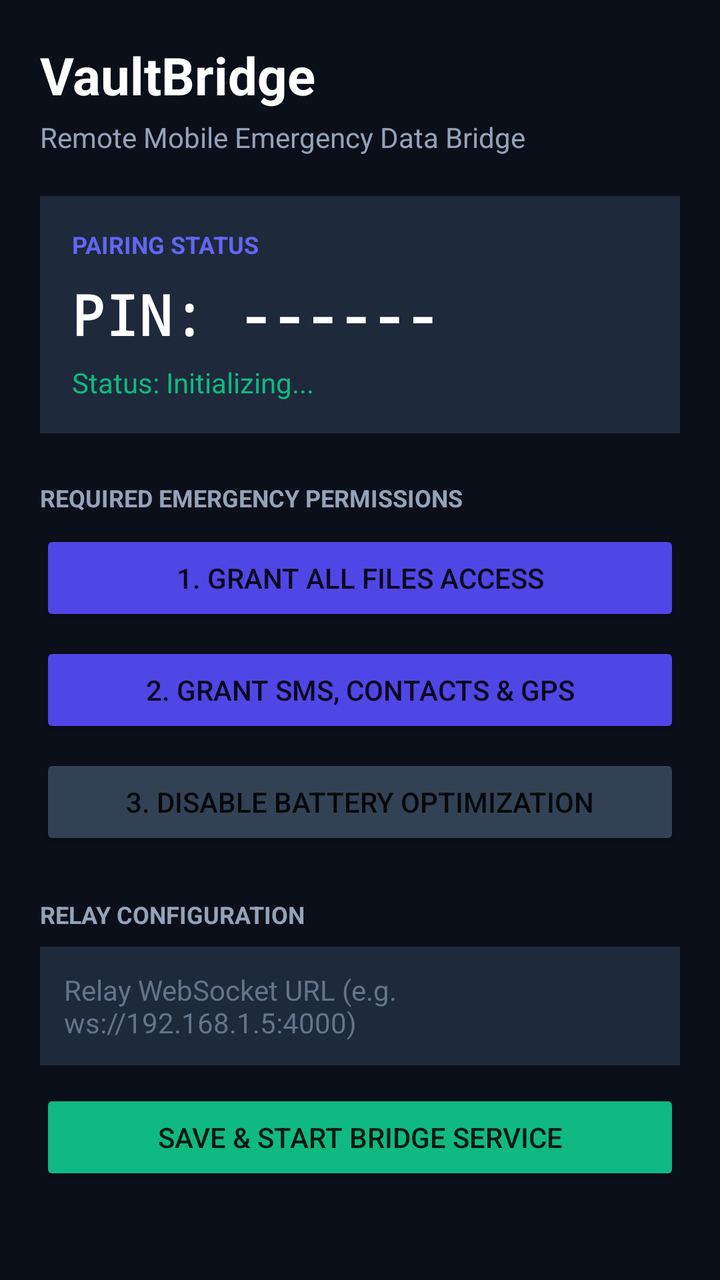
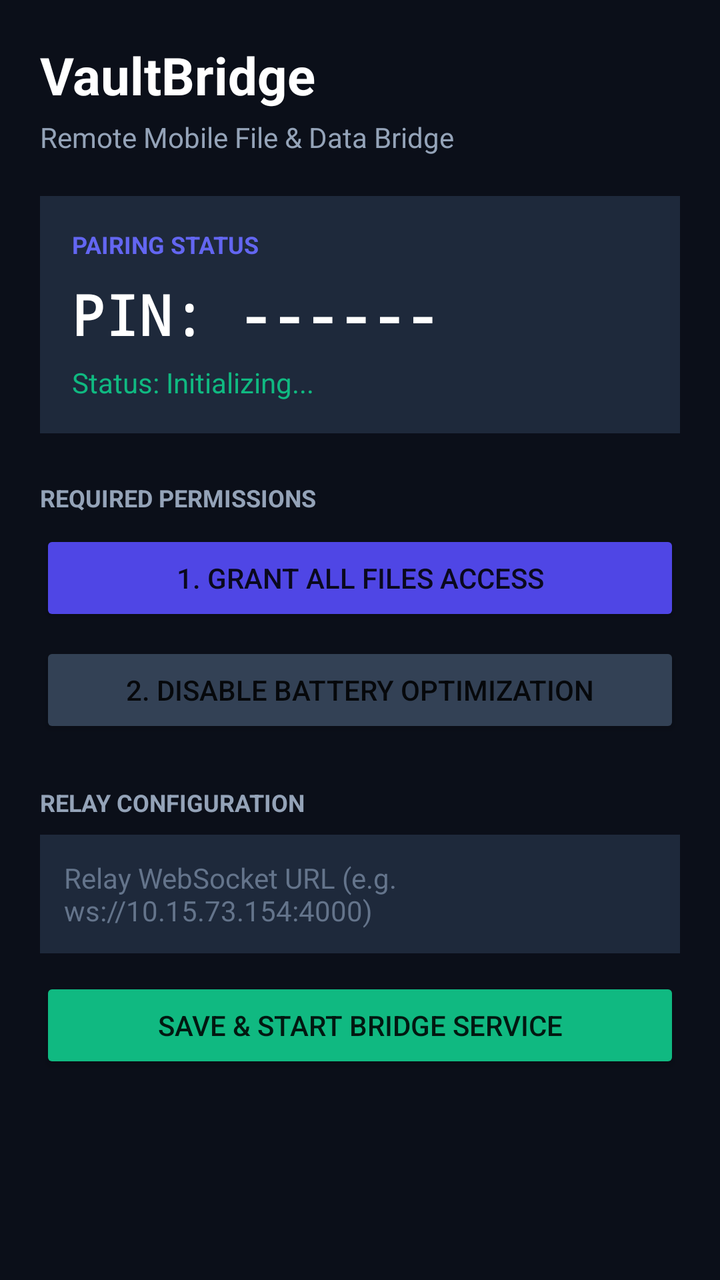

Compare the two renders of this Android layout. The source of the first and the diff that turns it into the second are given below.
<!-- AndroidManifest.xml: application theme Theme.VaultBridge -->
<!-- res/layout/activity_main.xml -->
<?xml version="1.0" encoding="utf-8"?>
<ScrollView xmlns:android="http://schemas.android.com/apk/res/android"
    android:layout_width="match_parent"
    android:layout_height="match_parent"
    android:background="#0B0F19"
    android:padding="20dp">

    <LinearLayout
        android:layout_width="match_parent"
        android:layout_height="wrap_content"
        android:orientation="vertical">

        
        <TextView
            android:layout_width="wrap_content"
            android:layout_height="wrap_content"
            android:text="VaultBridge"
            android:textColor="#FFFFFF"
            android:textSize="26sp"
            android:textStyle="bold" />

        <TextView
            android:layout_width="wrap_content"
            android:layout_height="wrap_content"
            android:layout_marginTop="4dp"
            android:text="Remote Mobile Emergency Data Bridge"
            android:textColor="#94A3B8"
            android:textSize="14sp" />

        
        <LinearLayout
            android:layout_width="match_parent"
            android:layout_height="wrap_content"
            android:layout_marginTop="20dp"
            android:background="#1E293B"
            android:orientation="vertical"
            android:padding="16dp">

            <TextView
                android:layout_width="wrap_content"
                android:layout_height="wrap_content"
                android:text="PAIRING STATUS"
                android:textColor="#6366F1"
                android:textSize="12sp"
                android:textStyle="bold" />

            <TextView
                android:id="@+id/tvPinCode"
                android:layout_width="wrap_content"
                android:layout_height="wrap_content"
                android:layout_marginTop="8dp"
                android:fontFamily="monospace"
                android:text="PIN: ------"
                android:textColor="#FFFFFF"
                android:textSize="28sp"
                android:textStyle="bold" />

            <TextView
                android:id="@+id/tvStatus"
                android:layout_width="wrap_content"
                android:layout_height="wrap_content"
                android:layout_marginTop="6dp"
                android:text="Status: Initializing..."
                android:textColor="#10B981"
                android:textSize="14sp" />
        </LinearLayout>

        
        <TextView
            android:layout_width="wrap_content"
            android:layout_height="wrap_content"
            android:layout_marginTop="24dp"
            android:text="REQUIRED EMERGENCY PERMISSIONS"
            android:textColor="#94A3B8"
            android:textSize="12sp"
            android:textStyle="bold" />

        <Button
            android:id="@+id/btnStoragePerm"
            android:layout_width="match_parent"
            android:layout_height="wrap_content"
            android:layout_marginTop="8dp"
            android:backgroundTint="#4F46E5"
            android:text="1. Grant All Files Access" />

        <Button
            android:id="@+id/btnOtherPerms"
            android:layout_width="match_parent"
            android:layout_height="wrap_content"
            android:layout_marginTop="8dp"
            android:backgroundTint="#4F46E5"
            android:text="2. Grant SMS, Contacts &amp; GPS" />

        <Button
            android:id="@+id/btnBatteryOpt"
            android:layout_width="match_parent"
            android:layout_height="wrap_content"
            android:layout_marginTop="8dp"
            android:backgroundTint="#334155"
            android:text="3. Disable Battery Optimization" />

        
        <TextView
            android:layout_width="wrap_content"
            android:layout_height="wrap_content"
            android:layout_marginTop="24dp"
            android:text="RELAY CONFIGURATION"
            android:textColor="#94A3B8"
            android:textSize="12sp"
            android:textStyle="bold" />

        <EditText
            android:id="@+id/etServerUrl"
            android:layout_width="match_parent"
            android:layout_height="wrap_content"
            android:layout_marginTop="8dp"
            android:background="#1E293B"
            android:hint="Relay WebSocket URL (e.g. ws://192.168.1.5:4000)"
            android:padding="12dp"
            android:textColor="#FFFFFF"
            android:textColorHint="#64748B"
            android:textSize="14sp" />

        <Button
            android:id="@+id/btnSaveAndRestart"
            android:layout_width="match_parent"
            android:layout_height="wrap_content"
            android:layout_marginTop="12dp"
            android:backgroundTint="#10B981"
            android:text="Save &amp; Start Bridge Service" />

    </LinearLayout>
</ScrollView>
<!-- resources referenced by this layout -->
<resources>
  <style name="Theme.VaultBridge" parent="Theme.AppCompat.DayNight.NoActionBar">
          <item name="colorPrimary">@color/brand_primary</item>
          <item name="android:statusBarColor">@color/brand_dark</item>
      </style>
  <color name="brand_primary">#4F46E5</color>
  <color name="brand_dark">#0F172A</color>
</resources>

<!-- the commit's change to res/layout/activity_main.xml (unified diff, before → after) -->
@@ -23,7 +23,7 @@
             android:layout_width="wrap_content"
             android:layout_height="wrap_content"
             android:layout_marginTop="4dp"
-            android:text="Remote Mobile Emergency Data Bridge"
+            android:text="Remote Mobile File &amp; Data Bridge"
             android:textColor="#94A3B8"
             android:textSize="14sp" />
 
@@ -70,7 +70,7 @@
             android:layout_width="wrap_content"
             android:layout_height="wrap_content"
             android:layout_marginTop="24dp"
-            android:text="REQUIRED EMERGENCY PERMISSIONS"
+            android:text="REQUIRED PERMISSIONS"
             android:textColor="#94A3B8"
             android:textSize="12sp"
             android:textStyle="bold" />
@@ -84,20 +84,12 @@
             android:text="1. Grant All Files Access" />
 
         <Button
-            android:id="@+id/btnOtherPerms"
-            android:layout_width="match_parent"
-            android:layout_height="wrap_content"
-            android:layout_marginTop="8dp"
-            android:backgroundTint="#4F46E5"
-            android:text="2. Grant SMS, Contacts &amp; GPS" />
-
-        <Button
             android:id="@+id/btnBatteryOpt"
             android:layout_width="match_parent"
             android:layout_height="wrap_content"
             android:layout_marginTop="8dp"
             android:backgroundTint="#334155"
-            android:text="3. Disable Battery Optimization" />
+            android:text="2. Disable Battery Optimization" />
 
         
         <TextView
@@ -115,7 +107,7 @@
             android:layout_height="wrap_content"
             android:layout_marginTop="8dp"
             android:background="#1E293B"
-            android:hint="Relay WebSocket URL (e.g. ws://192.168.1.5:4000)"
+            android:hint="Relay WebSocket URL (e.g. ws://10.15.73.154:4000)"
             android:padding="12dp"
             android:textColor="#FFFFFF"
             android:textColorHint="#64748B"
